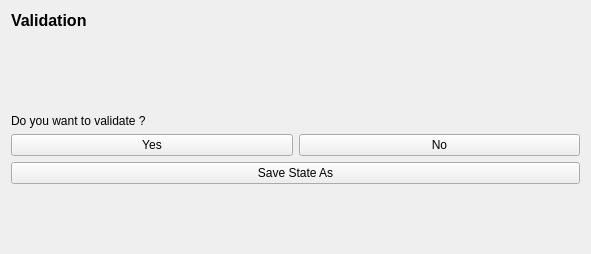
First picture: the form in forms/PageValidation.ui, repository ThomasEscalle/WombatAutoRig, before the edit.
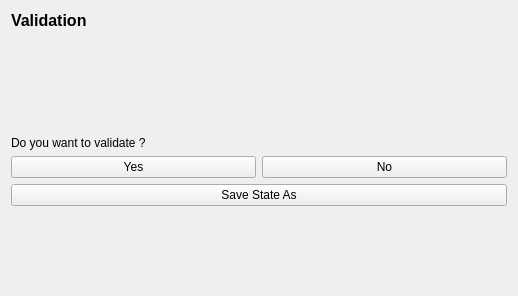
Second picture: the form after the edit.

The edit to the form file:
```diff
--- a/forms/PageValidation.ui
+++ b/forms/PageValidation.ui
@@ -6,8 +6,8 @@
    <rect>
     <x>0</x>
     <y>0</y>
-    <width>591</width>
-    <height>254</height>
+    <width>518</width>
+    <height>296</height>
    </rect>
   </property>
   <property name="windowTitle">
@@ -42,7 +42,7 @@
      <property name="sizeHint" stdset="0">
       <size>
        <width>20</width>
-       <height>392</height>
+       <height>40</height>
       </size>
      </property>
     </spacer>
@@ -87,7 +87,7 @@
      <property name="sizeHint" stdset="0">
       <size>
        <width>20</width>
-       <height>392</height>
+       <height>40</height>
       </size>
      </property>
     </spacer>
```
Left out of the diff: 4 changed lines with no effect on the pictures.
